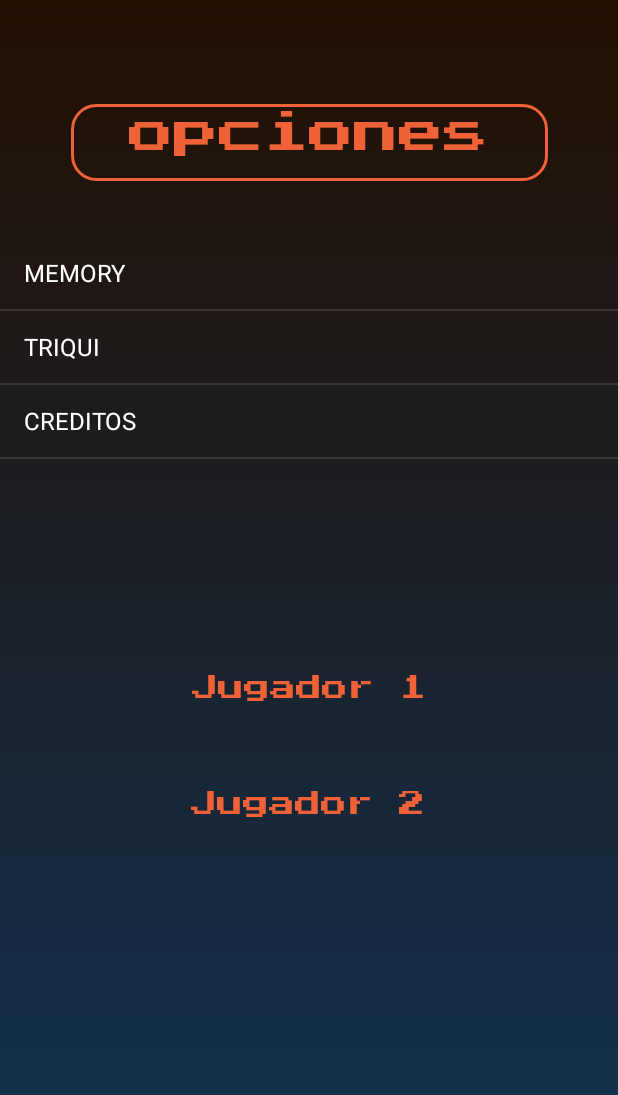
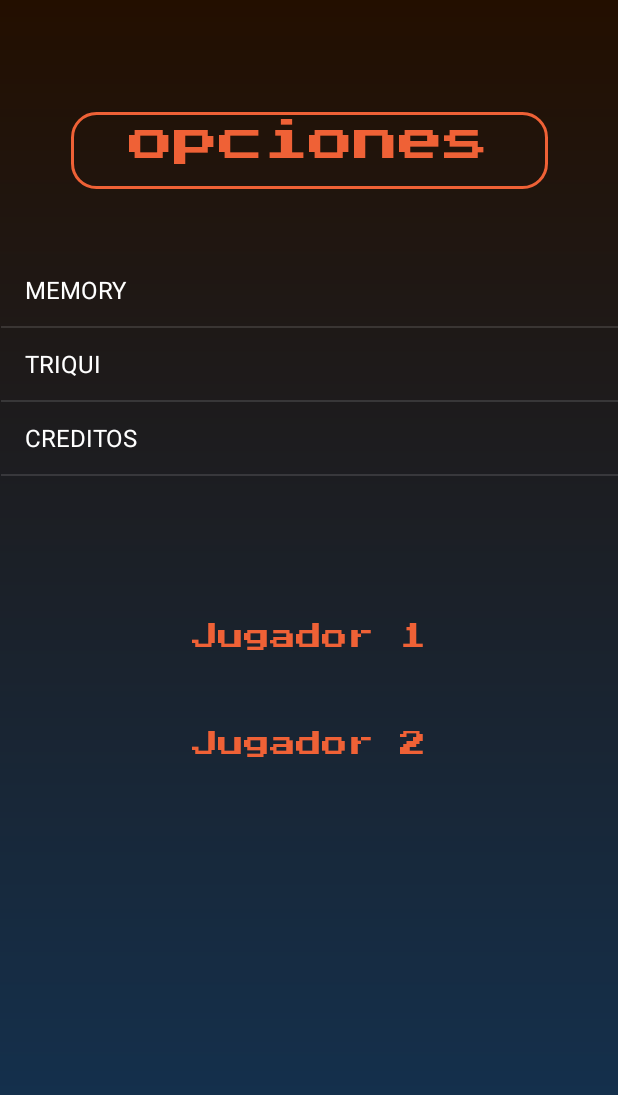
Before and after one commit to Cristhian-Sierra/Juegos_Prog_Comp, an Android app: the Opciones screen opened directly, with no data from a screen before it, on a phone screen of 412 x 824 dp. Shown: the top 1095 px of the screen. Run offline under Robolectric (Android 15) with nearby library versions, the phone set to English and light mode, and no system bars; Roboto replaces fonts that are not available here.

Commit message:
Pequeño error en Opciones
Arregle un error que yo mismo hice :v

```diff
--- a/app/src/main/res/layout/activity_opciones.xml
+++ b/app/src/main/res/layout/activity_opciones.xml
@@ -21,11 +21,12 @@
         app:layout_constraintBottom_toTopOf="@+id/list_op"
         app:layout_constraintEnd_toEndOf="parent"
         app:layout_constraintStart_toStartOf="parent"
-        app:layout_constraintTop_toTopOf="parent" />
+        app:layout_constraintTop_toTopOf="parent"
+        app:layout_constraintVertical_bias="0.48000002" />
 
     <ListView
         android:id="@+id/list_op"
-        android:layout_width="wrap_content"
+        android:layout_width="411dp"
         android:layout_height="200dp"
         app:layout_constraintBottom_toTopOf="@+id/txtN1"
         app:layout_constraintEnd_toEndOf="parent"
@@ -36,9 +37,8 @@
 
     <TextView
         android:id="@+id/txtN1"
-        android:layout_width="wrap_content"
-        android:layout_height="wrap_content"
-        android:layout_marginTop="55dp"
+        android:layout_width="match_parent"
+        android:layout_height="32dp"
         android:fontFamily="@font/start"
         android:gravity="center"
         android:text="Jugador 1"
@@ -51,10 +51,9 @@
 
     <TextView
         android:id="@+id/txtN2"
-        android:layout_width="wrap_content"
+        android:layout_width="match_parent"
         android:layout_height="wrap_content"
-        android:layout_marginTop="16dp"
-        android:layout_marginBottom="235dp"
+        android:layout_marginBottom="270dp"
         android:fontFamily="@font/start"
         android:gravity="center"
         android:text="Jugador 2"
@@ -62,7 +61,6 @@
         android:textSize="17dp"
         app:layout_constraintBottom_toBottomOf="parent"
         app:layout_constraintEnd_toEndOf="parent"
-        app:layout_constraintHorizontal_bias="0.497"
         app:layout_constraintStart_toStartOf="parent"
         app:layout_constraintTop_toBottomOf="@+id/txtN1" />
 
```
